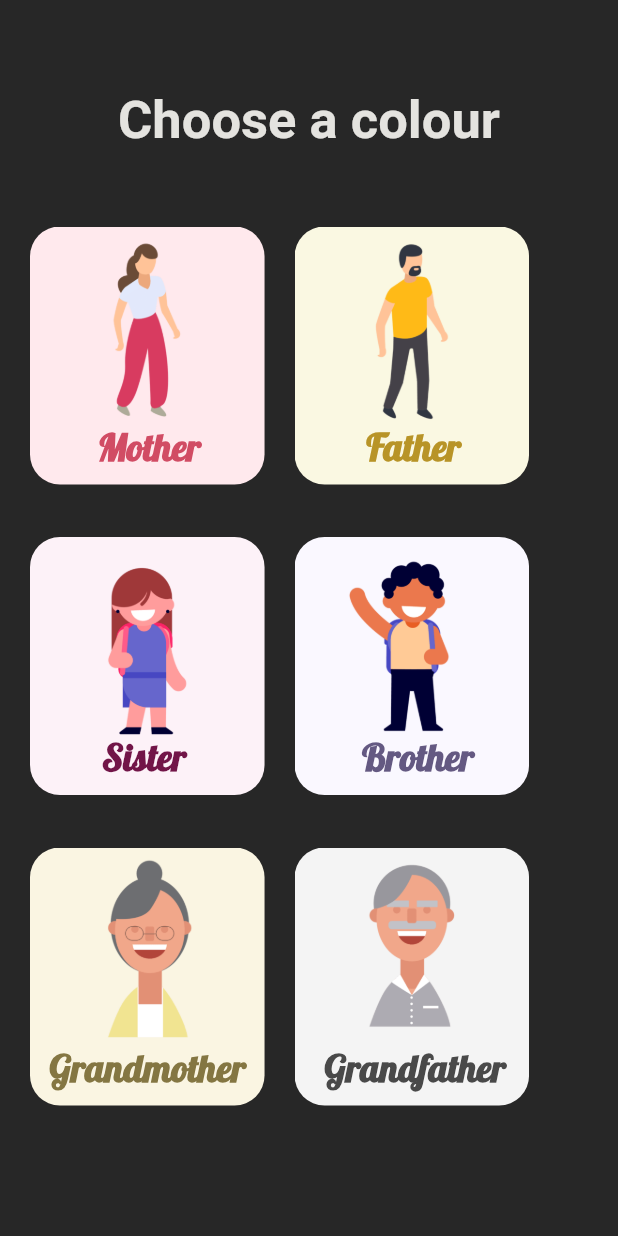
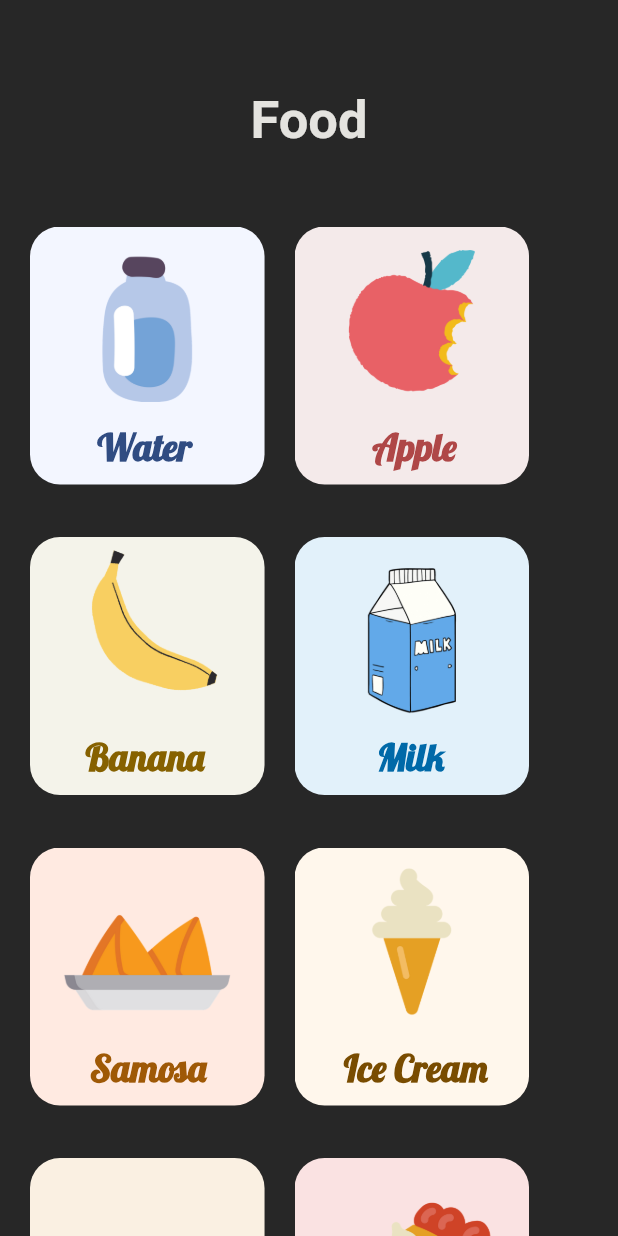
Before and after one commit to srishtiv27/give_me_a_sign, a Flutter app: the screen it shows after launch, on a phone screen of 412 x 824 dp. Run offline on Flutter 3.47's test engine with Material 2 defaults, Android fonts, the phone set to English and light mode, and no system bars; our stand-ins replace carousel_slider.

Commit message:
Added Food Menu

```diff
--- a/lib/main.dart
+++ b/lib/main.dart
@@ -4,6 +4,7 @@ import 'package:give_me_a_sign/screens/colours_menu.dart';
 import 'package:give_me_a_sign/screens/days_and_months_menu.dart';
 import 'package:give_me_a_sign/screens/days_page.dart';
 import 'package:give_me_a_sign/screens/family_menu.dart';
+import 'package:give_me_a_sign/screens/food_menu.dart';
 import 'package:give_me_a_sign/screens/learn_menu.dart';
 import 'package:give_me_a_sign/screens/menu_page.dart';
 
@@ -20,7 +21,7 @@ class GiveMeASign extends StatelessWidget {
   Widget build(BuildContext context) {
     return MaterialApp(
       title: 'Give Me a Sign',
-      initialRoute: FamilyMenu.id,
+      initialRoute: FoodMenu.id,
       routes: {
         MenuPage.id: (context) => MenuPage(),
         LearnMenu.id: (context) => LearnMenu(),
@@ -31,6 +32,7 @@ class GiveMeASign extends StatelessWidget {
         DaysAndMonthsMenu.id: (context) => DaysAndMonthsMenu(),
         ColoursMenu.id: (context) => ColoursMenu(),
         FamilyMenu.id: (context) => FamilyMenu(),
+        FoodMenu.id: (context) => FoodMenu(),
       },
     );
   }
--- /dev/null
+++ b/lib/screens/food_menu.dart
@@ -0,0 +1,120 @@
+import 'package:flutter/material.dart';
+import 'package:give_me_a_sign/widgets/learn_card.dart';
+
+class FoodMenu extends StatelessWidget {
+  static String id = 'food_menu';
+  @override
+  Widget build(BuildContext context) {
+    return Scaffold(
+      backgroundColor: Color(0xFF272727),
+      body: Padding(
+        padding: EdgeInsets.only(left: 20.0, top: 60.0, right: 20.0),
+        child: SingleChildScrollView(
+          child: Column(
+            children: <Widget>[
+              Text(
+                'Food',
+                style: TextStyle(
+                  fontSize: 35.0,
+                  fontWeight: FontWeight.bold,
+                  color: Color(0xFFE4E3DF),
+                ),
+              ),
+              SizedBox(
+                height: 50.0,
+              ),
+              Row(
+                children: [
+                  LearnCard(
+                    image: 'assets/images/food_cards/water.png',
+                    label: 'Water',
+                    color: Color(0xFF304C82),
+                    left: 45.0,
+                  ),
+                  SizedBox(
+                    width: 20.0,
+                  ),
+                  LearnCard(
+                    image: 'assets/images/food_cards/apple.png',
+                    label: 'Apple',
+                    left: 52,
+                    color: Color(0xFFAF4747),
+                  )
+                ],
+              ),
+              SizedBox(
+                height: 35.0,
+              ),
+              Row(
+                children: [
+                  LearnCard(
+                    image: 'assets/images/food_cards/banana.png',
+                    label: 'Banana',
+                    left: 37.0,
+                    color: Color(0xFF866100),
+                  ),
+                  SizedBox(
+                    width: 20.0,
+                  ),
+                  LearnCard(
+                    image: 'assets/images/food_cards/milk.png',
+                    label: 'Milk',
+                    left: 55,
+                    color: Color(0XFF0069A8),
+                  )
+                ],
+              ),
+              SizedBox(
+                height: 35.0,
+              ),
+              Row(
+                children: [
+                  LearnCard(
+                    image: 'assets/images/food_cards/samosa.png',
+                    label: 'Samosa',
+                    left: 40.0,
+                    color: Color(0xFF9F5906),
+                  ),
+                  SizedBox(
+                    width: 20.0,
+                  ),
+                  LearnCard(
+                    image: 'assets/images/food_cards/icecream.png',
+                    label: 'Ice Cream',
+                    color: Color(0xFF794C00),
+                    left: 33,
+                  ),
+                ],
+              ),
+              SizedBox(
+                height: 35.0,
+              ),
+              Row(
+                children: [
+                  LearnCard(
+                    image: 'assets/images/food_cards/bread.png',
+                    label: 'Bread',
+                    left: 48.0,
+                    color: Color(0xFF765F3F),
+                  ),
+                  SizedBox(
+                    width: 20.0,
+                  ),
+                  LearnCard(
+                    image: 'assets/images/food_cards/cake.png',
+                    label: 'Cake',
+                    left: 55.0,
+                    color: Color(0xFFCD3838),
+                  ),
+                ],
+              ),
+              SizedBox(
+                height: 35.0,
+              ),
+            ],
+          ),
+        ),
+      ),
+    );
+  }
+}
--- a/pubspec.yaml
+++ b/pubspec.yaml
@@ -36,6 +36,7 @@ flutter:
     - assets/images/days/
     - assets/images/colour_cards/
     - assets/images/family_cards/
+    - assets/images/food_cards/
 
 
   fonts:
```
Also changed, not shown: assets/images/food_cards/apple.png (added), assets/images/food_cards/banana.png (added), assets/images/food_cards/bread.png (added), assets/images/food_cards/cake.png (added), assets/images/food_cards/icecream.png (added), assets/images/food_cards/milk.png (added), assets/images/food_cards/samosa.png (added), assets/images/food_cards/water.png (added).
